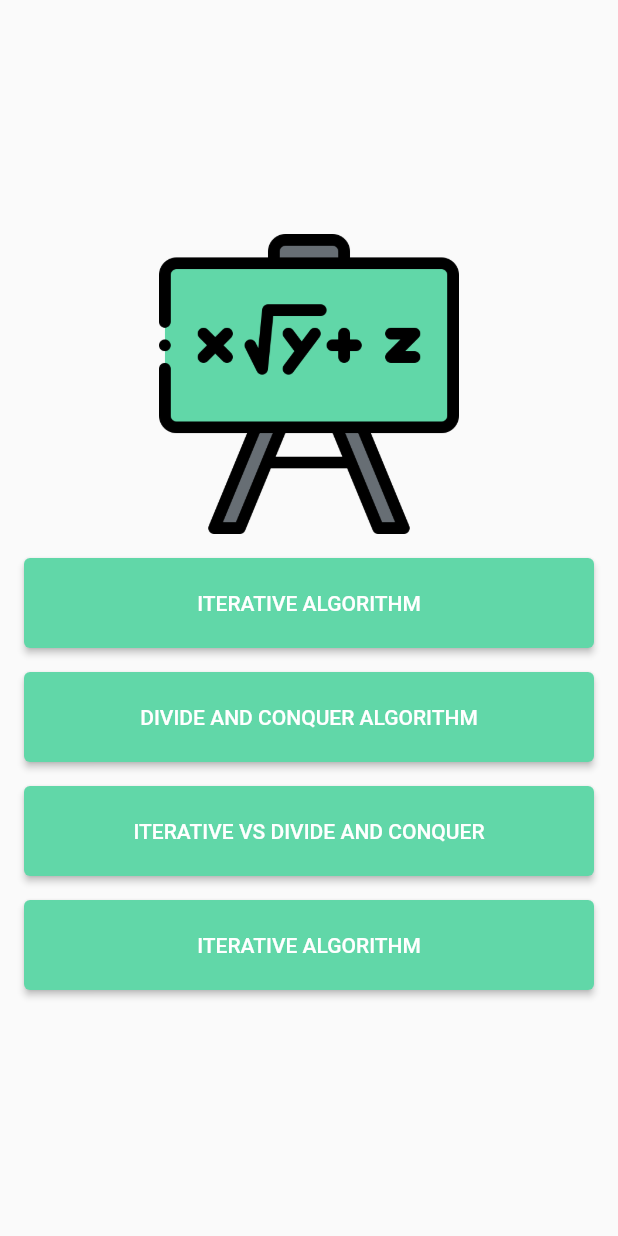
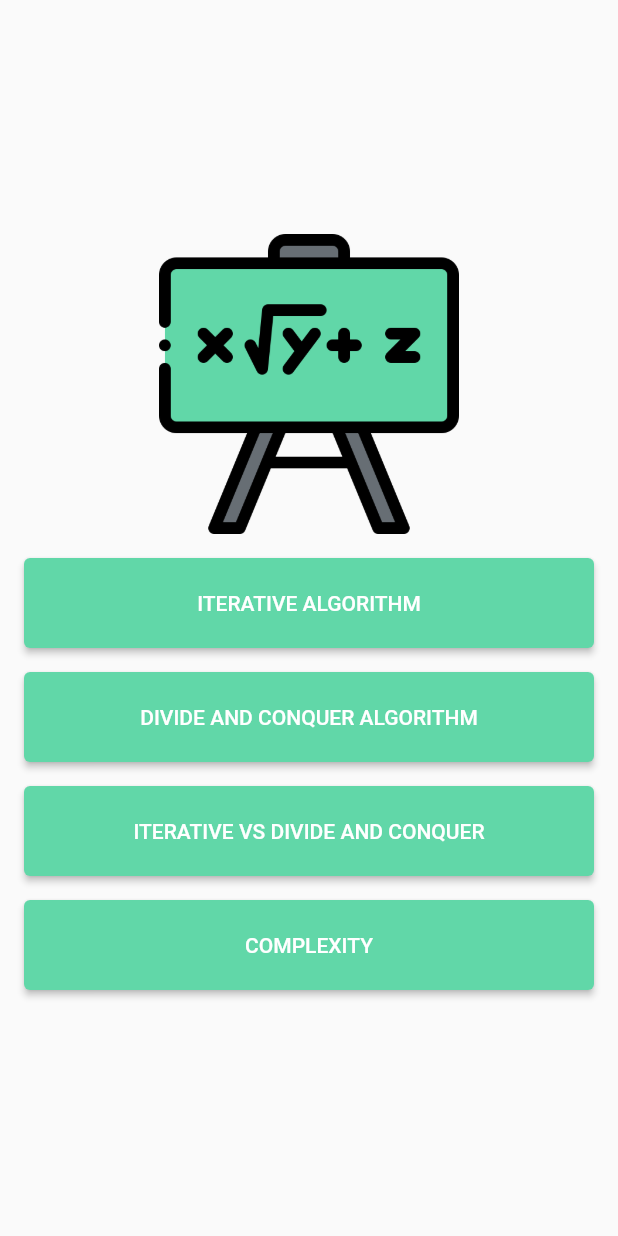
Before and after one commit to R-i-a-d-h/multiply_two_polynomials, a Flutter app: the screen it shows after launch, on a phone screen of 412 x 824 dp. Run offline on Flutter 3.47's test engine with Material 2 defaults, Android fonts, the phone set to English and light mode, and no system bars.

Commit message:
fix typing error

```diff
--- a/lib/screens/home_screen.dart
+++ b/lib/screens/home_screen.dart
@@ -21,7 +21,7 @@ class HomeScreen extends StatelessWidget {
             CustomButton(onTap: (){}, text: "Iterative Algorithm".toUpperCase()),
             CustomButton(onTap: (){}, text: "Divide and Conquer Algorithm".toUpperCase()),
             CustomButton(onTap: (){}, text: "Iterative Vs Divide And Conquer".toUpperCase()),
-            CustomButton(onTap: (){}, text: "iterative Algorithm".toUpperCase()),
+            CustomButton(onTap: (){}, text: "Complexity".toUpperCase()),
 
 
 
```
